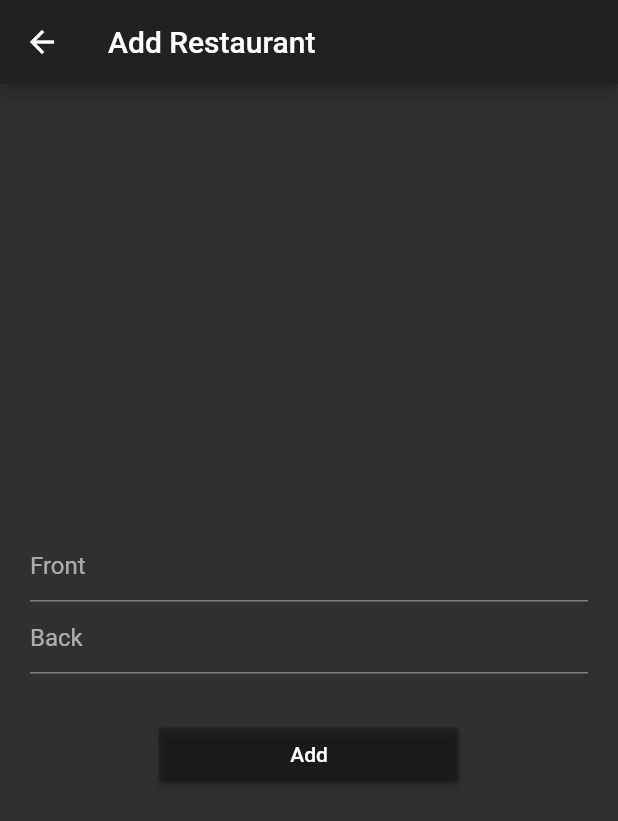
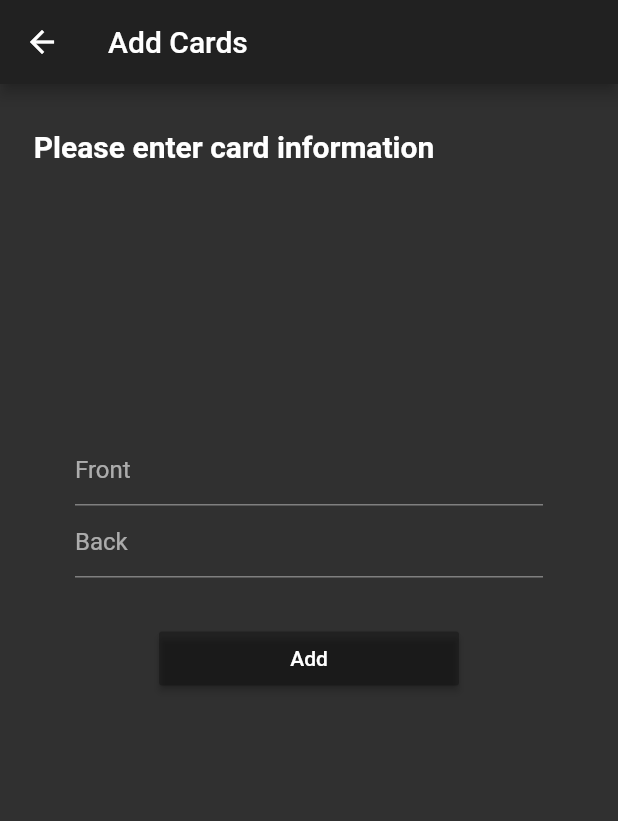
Before and after one commit to Harshal12355/flashcards, a Flutter app: the add screen opened directly, on a phone screen of 412 x 824 dp. Shown: the top 821 px of the screen. Run offline on Flutter 3.47's test engine with Material 2 defaults, Android fonts, the phone set to English and light mode, and no system bars; our stand-ins replace flip_card.

Commit message:
futher Improvements on adding cards menu

```diff
--- a/lib/Add_Cards.dart
+++ b/lib/Add_Cards.dart
@@ -18,12 +18,28 @@ class _addState extends State<add> {
   Widget build(BuildContext context) {
     return Scaffold(
       appBar: AppBar(
-        title: Text("Add Restaurant"),
+        title: Text("Add Cards"),
         //backgroundColor: Colors.blue,
       ),
-      body: Center(
+      body: Column(
+        children: [
+          Padding(
+            padding:  EdgeInsets.fromLTRB(0, 30, 100, 0),
+            child: Container(
+              child: Text(
+                  'Please enter card information',
+                style: TextStyle(
+                  //color: Colors.white,
+                  fontSize: 20.0,
+                  fontWeight: FontWeight.bold,
+                ),
+              ),
+            ),
+          ),
+          SizedBox(),
+          Center(
             child: Padding(
-          padding: EdgeInsets.all(20.0),
+              padding: EdgeInsets.fromLTRB(50, 180, 50, 60),
               child: Column(
                 mainAxisAlignment: MainAxisAlignment.center,
                 children: [
@@ -63,6 +79,8 @@ class _addState extends State<add> {
               ),
             ),
           ),
+        ],
+      ),
     );
   }
 
```
Lines whose indentation alone changed are shown as unchanged.
